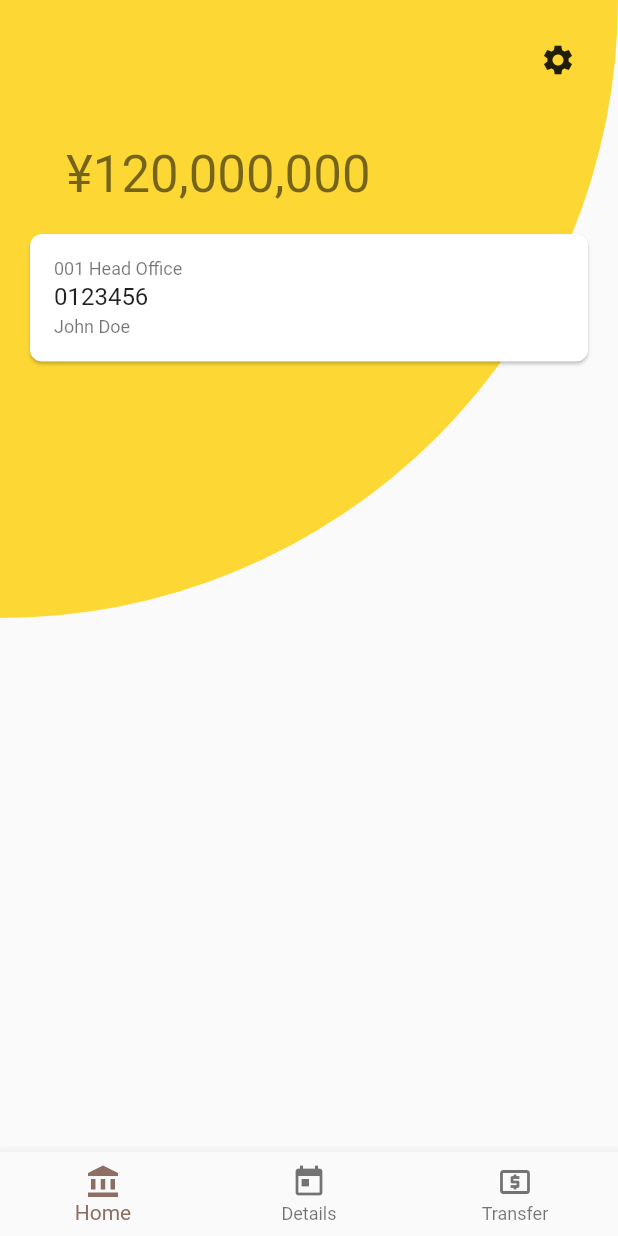
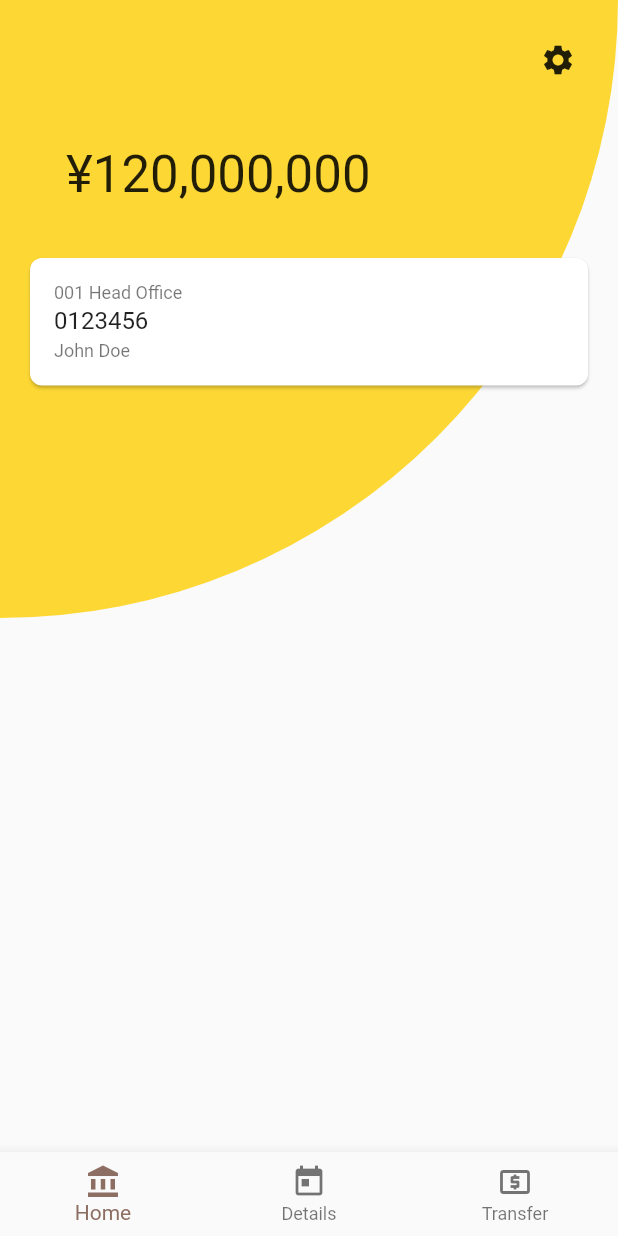
Before and after one commit to CORDEA/eve, a Flutter app: the screen it shows after launch, on a phone screen of 412 x 824 dp. Run offline on Flutter 3.47's test engine with Material 2 defaults, Android fonts, the phone set to English and light mode, and no system bars; statements that could not run were skipped.

Commit message:
update layout

```diff
--- a/lib/ui/home.dart
+++ b/lib/ui/home.dart
@@ -55,7 +55,7 @@ class _HomeContent extends State<_Home> {
               padding: EdgeInsets.symmetric(horizontal: 44),
               child: _HomeBalanceLabel(),
             ),
-            const SizedBox(height: 16),
+            const SizedBox(height: 32),
             const SizedBox(
               width: double.infinity,
               child: Padding(
@@ -115,7 +115,9 @@ class _HomeBalanceLabel extends StatelessWidget {
     );
     return Text(
       balance,
-      style: Theme.of(context).textTheme.headline4,
+      style: Theme.of(context).textTheme.headline4.copyWith(
+        color: Theme.of(context).textTheme.subtitle1.color,
+      ),
     );
   }
 }
```
